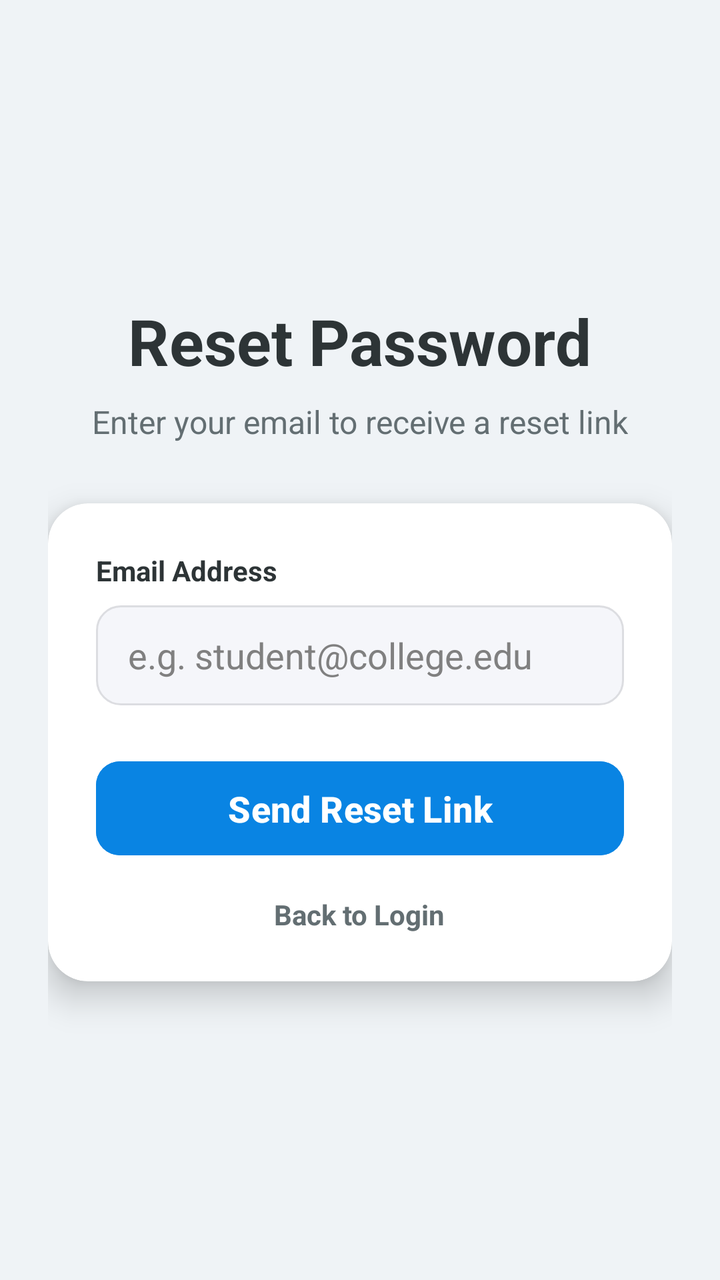
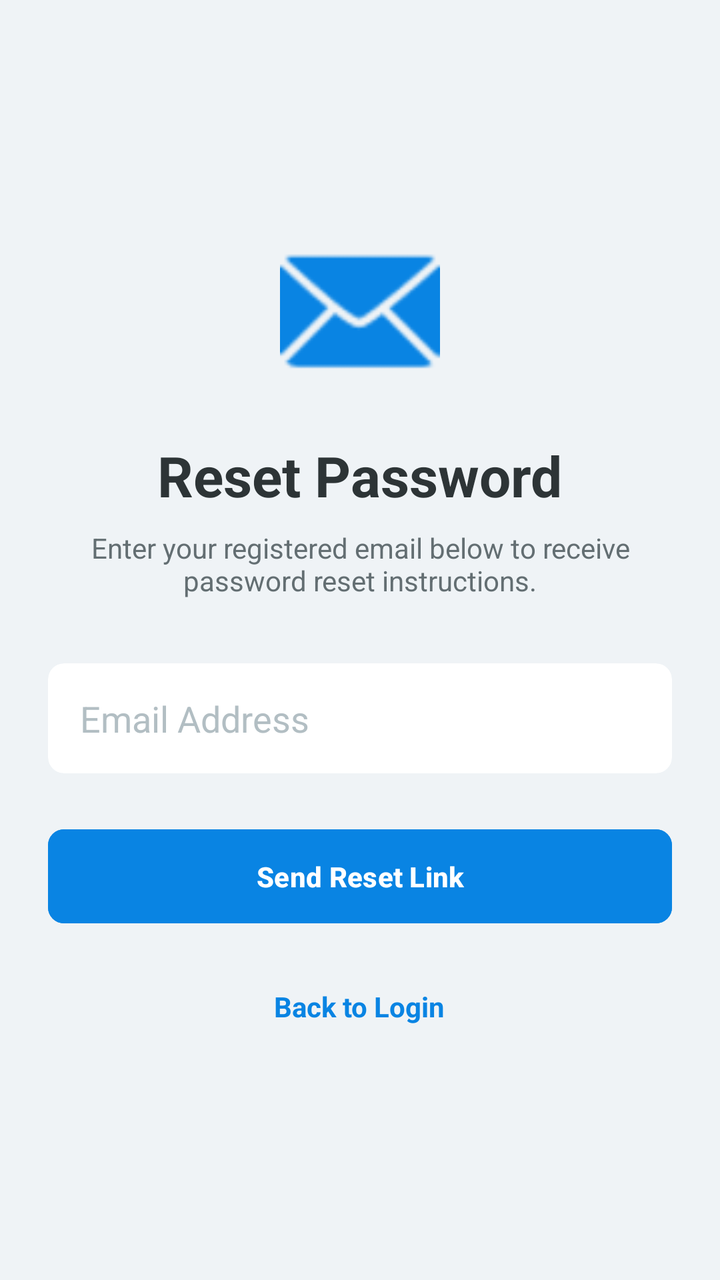

The first picture is an Android layout as it rendered before a commit; the second is the same layout after the commit. The layout source and the unified diff follow.
<!-- AndroidManifest.xml: application theme Theme.Campus_Sphere -->
<!-- res/layout/activity_forgot_password.xml -->
<?xml version="1.0" encoding="utf-8"?>
<ScrollView xmlns:android="http://schemas.android.com/apk/res/android"
    xmlns:app="http://schemas.android.com/apk/res-auto"
    android:layout_width="match_parent"
    android:layout_height="match_parent"
    android:fillViewport="true"
    android:background="#EFF3F6">

    <LinearLayout
        android:layout_width="match_parent"
        android:layout_height="wrap_content"
        android:orientation="vertical"
        android:padding="24dp"
        android:gravity="center">

        <TextView
            android:layout_width="wrap_content"
            android:layout_height="wrap_content"
            android:text="Reset Password"
            android:textSize="32sp"
            android:textStyle="bold"
            android:textColor="#2D3436"
            android:layout_marginBottom="8dp"/>

        <TextView
            android:layout_width="wrap_content"
            android:layout_height="wrap_content"
            android:text="Enter your email to receive a reset link"
            android:textSize="16sp"
            android:textColor="#636E72"
            android:layout_marginBottom="30dp"/>

        <androidx.cardview.widget.CardView
            android:layout_width="match_parent"
            android:layout_height="wrap_content"
            app:cardCornerRadius="20dp"
            app:cardElevation="10dp"
            app:cardBackgroundColor="#FFFFFF">

            <LinearLayout
                android:layout_width="match_parent"
                android:layout_height="wrap_content"
                android:orientation="vertical"
                android:padding="24dp">

                <TextView
                    android:layout_width="wrap_content"
                    android:layout_height="wrap_content"
                    android:text="Email Address"
                    android:textStyle="bold"
                    android:textColor="#2D3436"
                    android:layout_marginBottom="8dp"/>

                <EditText
                    android:id="@+id/forgotEmail"
                    android:layout_width="match_parent"
                    android:layout_height="50dp"
                    android:hint="e.g. student@college.edu"
                    android:textColor="#000000"
                    android:textColorHint="#808080"
                    android:background="@drawable/bg_input_field"
                    android:paddingStart="16dp"
                    android:paddingEnd="16dp"
                    android:inputType="textEmailAddress"
                    android:layout_marginBottom="24dp"/>

                <Button
                    android:id="@+id/resetBtn"
                    android:layout_width="match_parent"
                    android:layout_height="55dp"
                    android:text="Send Reset Link"
                    android:textSize="18sp"
                    android:textStyle="bold"
                    android:textColor="#FFFFFF"
                    android:backgroundTint="#0984E3"
                    app:cornerRadius="12dp"
                    android:layout_marginBottom="16dp"/>

                <TextView
                    android:id="@+id/backToLogin"
                    android:layout_width="wrap_content"
                    android:layout_height="wrap_content"
                    android:text="Back to Login"
                    android:textColor="#636E72"
                    android:textSize="14sp"
                    android:textStyle="bold"
                    android:layout_gravity="center"/>

            </LinearLayout>
        </androidx.cardview.widget.CardView>
    </LinearLayout>
</ScrollView>
<!-- resources referenced by this layout -->
<resources>
  <!-- drawable bg_input_field (drawable) -->
  <?xml version="1.0" encoding="utf-8"?>
  <shape xmlns:android="http://schemas.android.com/apk/res/android">
      <solid android:color="#F5F6FA" /> <corners android:radius="12dp" /> <stroke android:width="1dp" android:color="#DCDDE1" /> </shape>
  <style name="Theme.Campus_Sphere" parent="Base.Theme.Campus_Sphere" />
  <style name="Base.Theme.Campus_Sphere" parent="Theme.Material3.DayNight.NoActionBar">
          
          
      </style>
</resources>

<!-- the commit's change to res/layout/activity_forgot_password.xml (unified diff, before → after) -->
@@ -1,92 +1,78 @@
 <?xml version="1.0" encoding="utf-8"?>
-<ScrollView xmlns:android="http://schemas.android.com/apk/res/android"
+<LinearLayout xmlns:android="http://schemas.android.com/apk/res/android"
     xmlns:app="http://schemas.android.com/apk/res-auto"
     android:layout_width="match_parent"
     android:layout_height="match_parent"
-    android:fillViewport="true"
+    android:orientation="vertical"
+    android:gravity="center"
+    android:padding="24dp"
     android:background="#EFF3F6">
 
-    <LinearLayout
+    <ImageView
+        android:layout_width="80dp"
+        android:layout_height="80dp"
+        android:src="@android:drawable/ic_dialog_email"
+        app:tint="#0984E3"
+        android:layout_marginBottom="24dp"/>
+
+    <TextView
+        android:layout_width="wrap_content"
+        android:layout_height="wrap_content"
+        android:text="Reset Password"
+        android:textSize="28sp"
+        android:textStyle="bold"
+        android:textColor="#2D3436"
+        android:layout_marginBottom="8dp"/>
+
+    <TextView
+        android:layout_width="wrap_content"
+        android:layout_height="wrap_content"
+        android:text="Enter your registered email below to receive password reset instructions."
+        android:textSize="14sp"
+        android:textColor="#636E72"
+        android:gravity="center"
+        android:layout_marginBottom="32dp"/>
+
+    <androidx.cardview.widget.CardView
         android:layout_width="match_parent"
         android:layout_height="wrap_content"
-        android:orientation="vertical"
-        android:padding="24dp"
-        android:gravity="center">
+        app:cardCornerRadius="8dp"
+        app:cardElevation="0dp"
+        app:cardBackgroundColor="#FFFFFF"
+        android:layout_marginBottom="24dp">
 
-        <TextView
-            android:layout_width="wrap_content"
-            android:layout_height="wrap_content"
-            android:text="Reset Password"
-            android:textSize="32sp"
-            android:textStyle="bold"
-            android:textColor="#2D3436"
-            android:layout_marginBottom="8dp"/>
+        <EditText
+            android:id="@+id/forgotEmail"
+            android:layout_width="match_parent"
+            android:layout_height="55dp"
+            android:background="@null"
+            android:hint="Email Address"
+            android:inputType="textEmailAddress"
+            android:paddingStart="16dp"
+            android:paddingEnd="16dp"
+            android:textColor="#000000"
+            android:textColorHint="#B2BEC3"/>
+    </androidx.cardview.widget.CardView>
 
-        <TextView
-            android:layout_width="wrap_content"
-            android:layout_height="wrap_content"
-            android:text="Enter your email to receive a reset link"
-            android:textSize="16sp"
-            android:textColor="#636E72"
-            android:layout_marginBottom="30dp"/>
+    <Button
+        android:id="@+id/resetBtn"
+        android:layout_width="match_parent"
+        android:layout_height="55dp"
+        android:text="Send Reset Link"
+        android:textColor="#FFFFFF"
+        android:backgroundTint="#0984E3"
+        android:textStyle="bold"
+        app:cornerRadius="8dp"
+        android:elevation="4dp"
+        android:layout_marginBottom="16dp"/>
 
-        <androidx.cardview.widget.CardView
-            android:layout_width="match_parent"
-            android:layout_height="wrap_content"
-            app:cardCornerRadius="20dp"
-            app:cardElevation="10dp"
-            app:cardBackgroundColor="#FFFFFF">
+    <TextView
+        android:id="@+id/backToLogin"
+        android:layout_width="wrap_content"
+        android:layout_height="wrap_content"
+        android:text="Back to Login"
+        android:textColor="#0984E3"
+        android:textStyle="bold"
+        android:padding="12dp"/>
 
-            <LinearLayout
-                android:layout_width="match_parent"
-                android:layout_height="wrap_content"
-                android:orientation="vertical"
-                android:padding="24dp">
-
-                <TextView
-                    android:layout_width="wrap_content"
-                    android:layout_height="wrap_content"
-                    android:text="Email Address"
-                    android:textStyle="bold"
-                    android:textColor="#2D3436"
-                    android:layout_marginBottom="8dp"/>
-
-                <EditText
-                    android:id="@+id/forgotEmail"
-                    android:layout_width="match_parent"
-                    android:layout_height="50dp"
-                    android:hint="e.g. student@college.edu"
-                    android:textColor="#000000"
-                    android:textColorHint="#808080"
-                    android:background="@drawable/bg_input_field"
-                    android:paddingStart="16dp"
-                    android:paddingEnd="16dp"
-                    android:inputType="textEmailAddress"
-                    android:layout_marginBottom="24dp"/>
-
-                <Button
-                    android:id="@+id/resetBtn"
-                    android:layout_width="match_parent"
-                    android:layout_height="55dp"
-                    android:text="Send Reset Link"
-                    android:textSize="18sp"
-                    android:textStyle="bold"
-                    android:textColor="#FFFFFF"
-                    android:backgroundTint="#0984E3"
-                    app:cornerRadius="12dp"
-                    android:layout_marginBottom="16dp"/>
-
-                <TextView
-                    android:id="@+id/backToLogin"
-                    android:layout_width="wrap_content"
-                    android:layout_height="wrap_content"
-                    android:text="Back to Login"
-                    android:textColor="#636E72"
-                    android:textSize="14sp"
-                    android:textStyle="bold"
-                    android:layout_gravity="center"/>
-
-            </LinearLayout>
-        </androidx.cardview.widget.CardView>
-    </LinearLayout>
-</ScrollView>
+</LinearLayout>
<!-- resource entries referenced after the edit -->
@@ -1,13 +1,26 @@
 <!-- resources referenced by this layout -->
 <resources>
-  <!-- drawable bg_input_field (drawable) -->
-  <?xml version="1.0" encoding="utf-8"?>
-  <shape xmlns:android="http://schemas.android.com/apk/res/android">
-      <solid android:color="#F5F6FA" /> <corners android:radius="12dp" /> <stroke android:width="1dp" android:color="#DCDDE1" /> </shape>
   <style name="Theme.Campus_Sphere" parent="Base.Theme.Campus_Sphere" />
   <style name="Base.Theme.Campus_Sphere" parent="Theme.Material3.DayNight.NoActionBar">
-          
-          
+          <item name="colorPrimary">@color/app_primary</item>
+          <item name="colorOnPrimary">@color/app_on_primary</item>
+          <item name="colorPrimaryContainer">@color/app_primary_container</item>
+          <item name="colorSecondary">@color/app_secondary</item>
+          <item name="colorSecondaryContainer">@color/app_secondary_container</item>
+          <item name="colorSurface">@color/app_surface</item>
+          <item name="colorOnSurface">@color/app_on_surface</item>
+          <item name="colorError">@color/app_error</item>
+          <item name="android:windowBackground">@color/app_background</item>
+          <item name="android:navigationBarColor">@color/app_surface</item>
       </style>
+  <color name="app_primary">#0B3D91</color>
+  <color name="app_on_primary">#FFFFFF</color>
+  <color name="app_primary_container">#DCE7FF</color>
+  <color name="app_secondary">#00B894</color>
+  <color name="app_secondary_container">#D6FFF4</color>
+  <color name="app_surface">#FFFFFF</color>
+  <color name="app_on_surface">#1F2937</color>
+  <color name="app_error">#D63031</color>
+  <color name="app_background">#F6F7FB</color>
 </resources>
 
